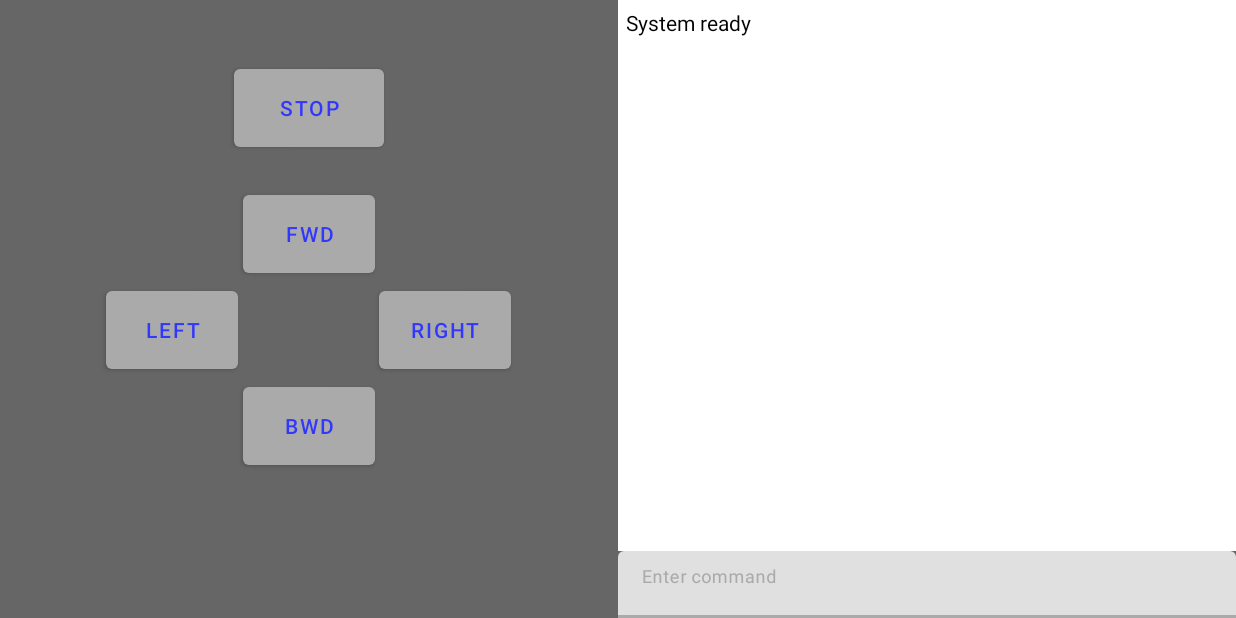
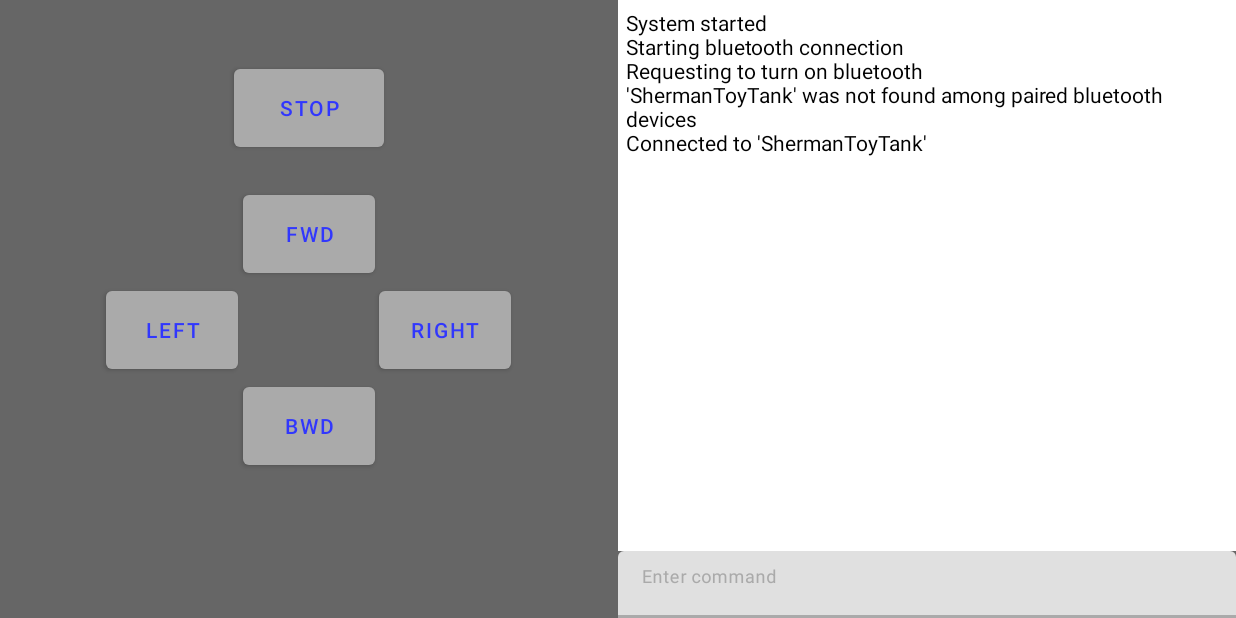
Before and after one commit to foxtrotzulu94/RTS, an Android app: the screen it shows after launch (FullscreenActivity), on a phone screen of 824 x 412 dp (held sideways). Run offline under Robolectric (Android 15) with nearby library versions, the phone set to English and light mode, and no system bars.

Commit message:
Basic bluetooth connection up and running!

```diff
--- a/software/Android/app/src/main/AndroidManifest.xml
+++ b/software/Android/app/src/main/AndroidManifest.xml
@@ -23,4 +23,10 @@
         </activity>
     </application>
 
+    <!-- Bluetooth related permissions-->
+    <uses-permission android:name="android.permission.BLUETOOTH" />
+    <uses-permission android:name="android.permission.BLUETOOTH_ADMIN" />
+    <uses-permission android:name="android.permission.ACCESS_FINE_LOCATION" />
+    <uses-permission android:name="android.permission.ACCESS_COARSE_LOCATION" />
+
 </manifest>
--- a/software/Android/app/src/main/java/com/foxtrotzulu94/rtscontrol/FullscreenActivity.kt
+++ b/software/Android/app/src/main/java/com/foxtrotzulu94/rtscontrol/FullscreenActivity.kt
@@ -2,6 +2,11 @@ package com.foxtrotzulu94.rtscontrol
 
 import androidx.appcompat.app.AppCompatActivity
 import android.annotation.SuppressLint
+import android.bluetooth.BluetoothAdapter
+import android.bluetooth.BluetoothDevice
+import android.bluetooth.BluetoothServerSocket
+import android.bluetooth.BluetoothSocket
+import android.content.Intent
 import android.os.Bundle
 import android.os.Handler
 import android.util.Log
@@ -10,6 +15,9 @@ import android.view.View
 import android.widget.Button
 import android.widget.LinearLayout
 import android.widget.TextView
+import java.io.IOException
+import java.lang.Exception
+import java.util.*
 
 /**
  * An example full-screen activity that shows and hides the system UI (i.e.
@@ -28,11 +36,17 @@ class FullscreenActivity : AppCompatActivity() {
     private var isPressed : Boolean = false
     private var isCommsThreadRunning : Boolean = false
 
+    private val bluetoothAdapter: BluetoothAdapter? = BluetoothAdapter.getDefaultAdapter()
+    private var bluetoothSocket : BluetoothSocket? = null
     private val logBuffer = StringBuffer()
 
+    private val commsBTSPP = UUID.fromString("00001101-0000-1000-8000-00805F9B34FB")
+    private val commsInitHandler = Handler()
+    private val commsTargetName = "ShermanToyTank"
     private val commsHeader = "RTS"
     private var commsMsg : String? = null
-    private val commsThread = Thread(Runnable {
+
+    private val commsSenderThread = Thread(Runnable {
         // TODO: ensure connection active
 
         while(isCommsThreadRunning){
@@ -43,6 +57,10 @@ class FullscreenActivity : AppCompatActivity() {
             // Don't starve
             Thread.sleep(50)
         }
+    })
+
+    private val commsReceiverThread = Thread(Runnable {
+        // TODO: ensure connection active
     })
 
     @SuppressLint("ClickableViewAccessibility")
@@ -71,12 +89,16 @@ class FullscreenActivity : AppCompatActivity() {
 
         // Start the comms thread
         this.isCommsThreadRunning = true
-        commsThread.start()
+        commsReceiverThread.start()
 
         // Title bar? Not needed
         supportActionBar?.hide()
+    }
 
-        onScreenLog("System ready")
+    override fun onStart() {
+        super.onStart()
+        commsInitHandler.postDelayed(Runnable { this.setupBluetooth() }, 3000)
+        onScreenLog("System started")
     }
 
     override fun onPostCreate(savedInstanceState: Bundle?) {
@@ -85,7 +107,41 @@ class FullscreenActivity : AppCompatActivity() {
 
     private fun onScreenLog(msg : String){
         logBuffer.append(msg)
+        logBuffer.append('\n')
         logWindow.text = logBuffer.toString()
+    }
+
+    private fun setupBluetooth(){
+        onScreenLog("Starting bluetooth connection")
+
+        // Check that we can use bluetooth
+        if (bluetoothAdapter == null) {
+            onScreenLog("Your system does not seem to support bluetooth!")
+        }
+
+        // Request they turn it on
+        if (bluetoothAdapter?.isEnabled == false) {
+            onScreenLog("Requesting to turn on bluetooth")
+            val enableBtIntent = Intent(BluetoothAdapter.ACTION_REQUEST_ENABLE)
+            startActivityForResult(enableBtIntent, REQUEST_ENABLE_BT)
+        }
+
+        // Check if 'ShermanToyTank' is around
+        val pairedDevices: Set<BluetoothDevice>? = bluetoothAdapter?.bondedDevices
+        val toyTank = pairedDevices?.find { device -> device.name == commsTargetName }
+        if (toyTank == null){
+            onScreenLog("'$commsTargetName' was not found among paired bluetooth devices")
+        }
+
+        bluetoothSocket = toyTank?.createRfcommSocketToServiceRecord(commsBTSPP)
+        try{
+            bluetoothSocket?.connect();
+            onScreenLog("Connected to '$commsTargetName'")
+        }
+        catch (e: Exception) {
+            onScreenLog("Failed to connect '$commsTargetName")
+            onScreenLog(e.message!!)
+        }
     }
 
     private fun updateMoveDirectionMessage(directionCharacter: Char){
@@ -116,6 +172,6 @@ class FullscreenActivity : AppCompatActivity() {
     }
 
     companion object {
-
+        const val REQUEST_ENABLE_BT = 1
     }
 }
```
